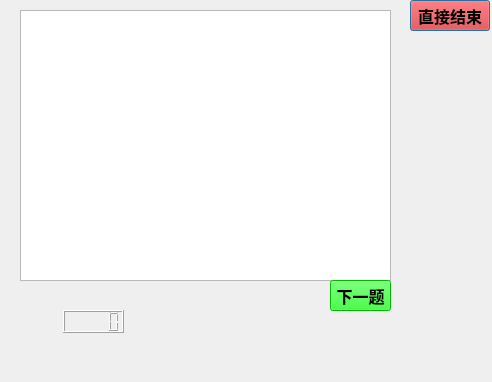
ysw0121/CPC-quiz, file formalquiz.ui: the form before one commit.
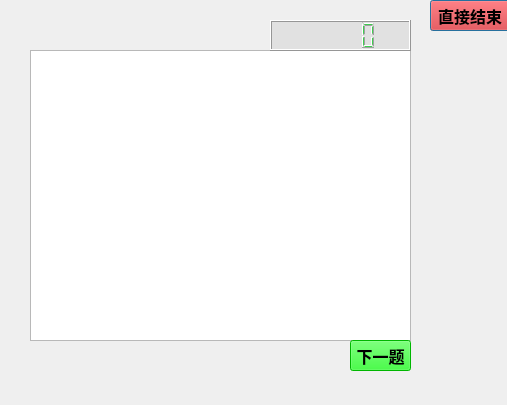
The form after the commit.

Diff of the .ui file:
```diff
--- a/formalquiz.ui
+++ b/formalquiz.ui
@@ -6,8 +6,8 @@
    <rect>
     <x>0</x>
     <y>0</y>
-    <width>492</width>
-    <height>382</height>
+    <width>507</width>
+    <height>405</height>
    </rect>
   </property>
   <property name="windowTitle">
@@ -16,7 +16,7 @@
   <widget class="QPushButton" name="return_2">
    <property name="geometry">
     <rect>
-     <x>410</x>
+     <x>430</x>
      <y>0</y>
      <width>80</width>
      <height>31</height>
@@ -40,28 +40,40 @@
   <widget class="QTextBrowser" name="textBrowser">
    <property name="geometry">
     <rect>
-     <x>20</x>
-     <y>10</y>
-     <width>371</width>
-     <height>271</height>
+     <x>30</x>
+     <y>50</y>
+     <width>381</width>
+     <height>291</height>
     </rect>
    </property>
   </widget>
   <widget class="QLCDNumber" name="lcdNumber">
    <property name="geometry">
     <rect>
-     <x>63</x>
-     <y>310</y>
-     <width>61</width>
-     <height>23</height>
+     <x>270</x>
+     <y>20</y>
+     <width>141</width>
+     <height>31</height>
     </rect>
    </property>
+   <property name="font">
+    <font>
+     <family>Arial</family>
+     <pointsize>36</pointsize>
+     <weight>75</weight>
+     <bold>true</bold>
+    </font>
+   </property>
+   <property name="styleSheet">
+    <string notr="true">background-color: rgb(225, 225, 225);
+color: rgb(63, 206, 80);</string>
+   </property>
   </widget>
   <widget class="QPushButton" name="next">
    <property name="geometry">
     <rect>
-     <x>330</x>
-     <y>280</y>
+     <x>350</x>
+     <y>340</y>
      <width>61</width>
      <height>31</height>
     </rect>
```
Left out of the diff: 4 changed lines with no effect on the pictures.
